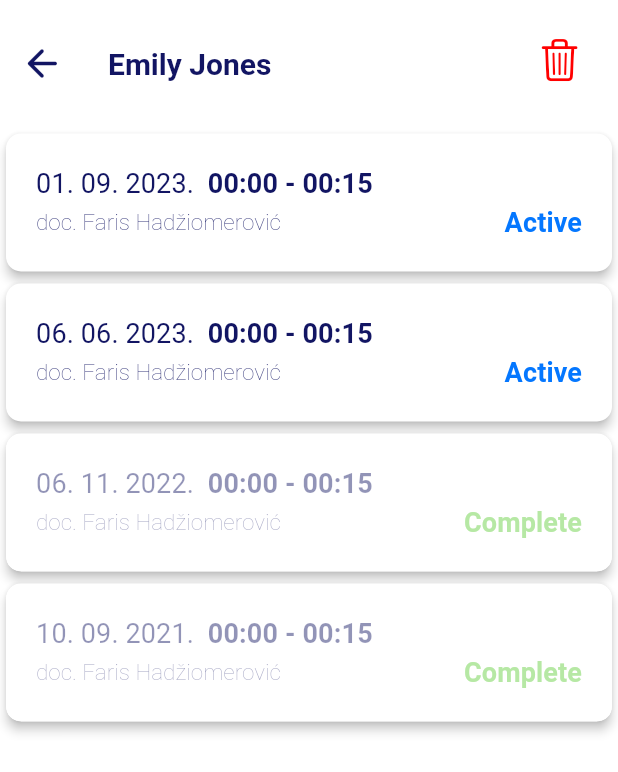
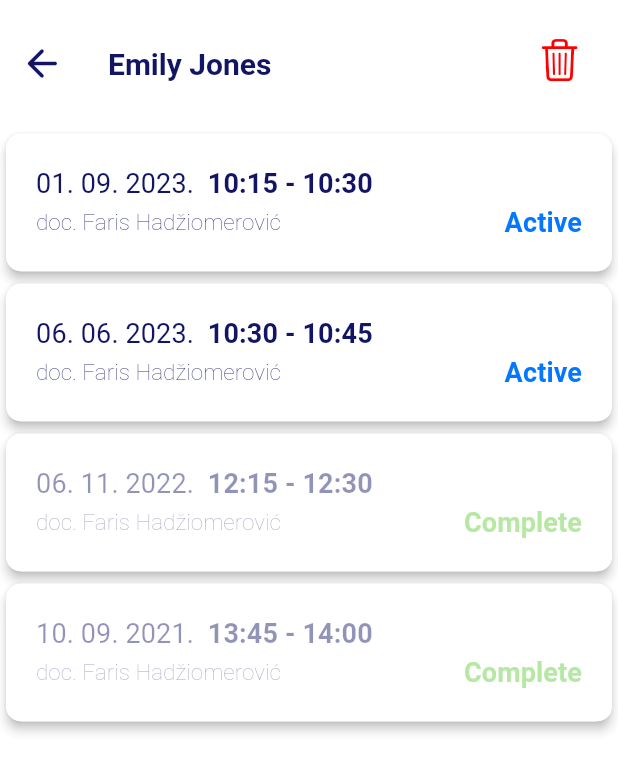
Before and after one commit to Faris-Hadziomerovic/flutter-health-appointment-app, a Flutter app: the screen it shows after launch, after a tap on an icon or button, on a phone screen of 412 x 824 dp. Shown: the top 772 px of the screen. Run offline on Flutter 3.47's test engine with Material 2 defaults, Android fonts, the phone set to English and light mode, and no system bars; our stand-ins replace qr_flutter; network calls fail.

Commit message:
updated the appointment data to not start from midnight

```diff
--- a/lib/data/appointments_data.dart
+++ b/lib/data/appointments_data.dart
@@ -7,85 +7,85 @@ class AppointmentsData {
       id: 'XX-0001',
       doctorId: 'DC-1025',
       patientId: 'AA-0001',
-      dateTime: DateTime(2022, 12, 8),
+      dateTime: DateTime(2022, 12, 8, 12, 0),
     ),
     Appointment(
       id: 'XX-0002',
       doctorId: 'DC-1025',
       patientId: 'AA-0001',
-      dateTime: DateTime(2023, 1, 3),
+      dateTime: DateTime(2023, 1, 3, 14, 30),
     ),
     Appointment(
       id: 'XX-0003',
       doctorId: 'DC-1025',
       patientId: 'AA-0001',
-      dateTime: DateTime(2023, 2, 4),
+      dateTime: DateTime(2023, 2, 4, 12, 15),
     ),
     Appointment(
       id: 'XX-0004',
       doctorId: 'DC-1025',
       patientId: 'AA-0001',
-      dateTime: DateTime(2023, 6, 3),
+      dateTime: DateTime(2023, 6, 3, 9, 0),
     ),
     Appointment(
       id: 'XX-0005',
       doctorId: 'DC-1025',
       patientId: 'AA-0002',
-      dateTime: DateTime(2021, 9, 10),
+      dateTime: DateTime(2021, 9, 10, 13, 45),
     ),
     Appointment(
       id: 'XX-0006',
       doctorId: 'DC-1025',
       patientId: 'AA-0002',
-      dateTime: DateTime(2022, 11, 6),
+      dateTime: DateTime(2022, 11, 6, 12, 15),
     ),
     Appointment(
       id: 'XX-0007',
       doctorId: 'DC-1025',
       patientId: 'AA-0002',
-      dateTime: DateTime(2023, 6, 6),
+      dateTime: DateTime(2023, 6, 6, 10, 30),
     ),
     Appointment(
       id: 'XX-0008',
       doctorId: 'DC-1025',
       patientId: 'AA-0002',
-      dateTime: DateTime(2023, 9, 1),
+      dateTime: DateTime(2023, 9, 1, 10, 15),
     ),
     Appointment(
       id: 'XX-0009',
       doctorId: 'DC-1025',
       patientId: 'AA-0003',
-      dateTime: DateTime(2021, 9, 10),
+      dateTime: DateTime(2021, 9, 10, 11, 0),
     ),
     Appointment(
       id: 'XX-0010',
       doctorId: 'DC-1025',
       patientId: 'AA-0003',
-      dateTime: DateTime(2022, 11, 6),
+      dateTime: DateTime(2022, 11, 6, 11, 15),
     ),
     Appointment(
       id: 'XX-0011',
       doctorId: 'DC-2510',
       patientId: 'AA-0004',
-      dateTime: DateTime(2023, 6, 6),
+      dateTime: DateTime(2023, 6, 6, 15, 15),
     ),
     Appointment(
       id: 'XX-0012',
       doctorId: 'DC-2510',
       patientId: 'AA-0004',
-      dateTime: DateTime(2023, 5, 1),
+      dateTime: DateTime(2023, 5, 1, 9, 15),
     ),
     Appointment(
       id: 'XX-0013',
       doctorId: 'DC-2510',
       patientId: 'AA-0005',
-      dateTime: DateTime(2023, 4, 15),
+      dateTime: DateTime(2023, 4, 15, 9, 45),
     ),
     Appointment(
       id: 'XX-0014',
       doctorId: 'DC-1025',
       patientId: 'AA-0006',
-      dateTime: DateTime(2023, 5, 30),
+      dateTime: DateTime(2023, 5, 30, 11, 30),
     ),
   ];
 
```
